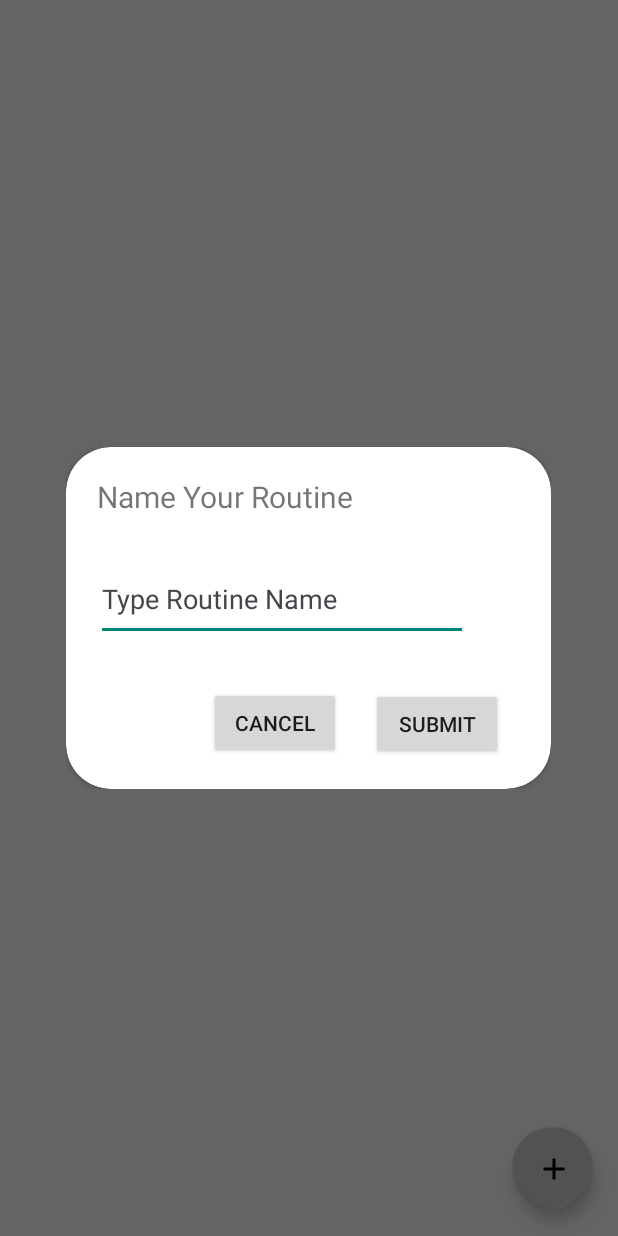
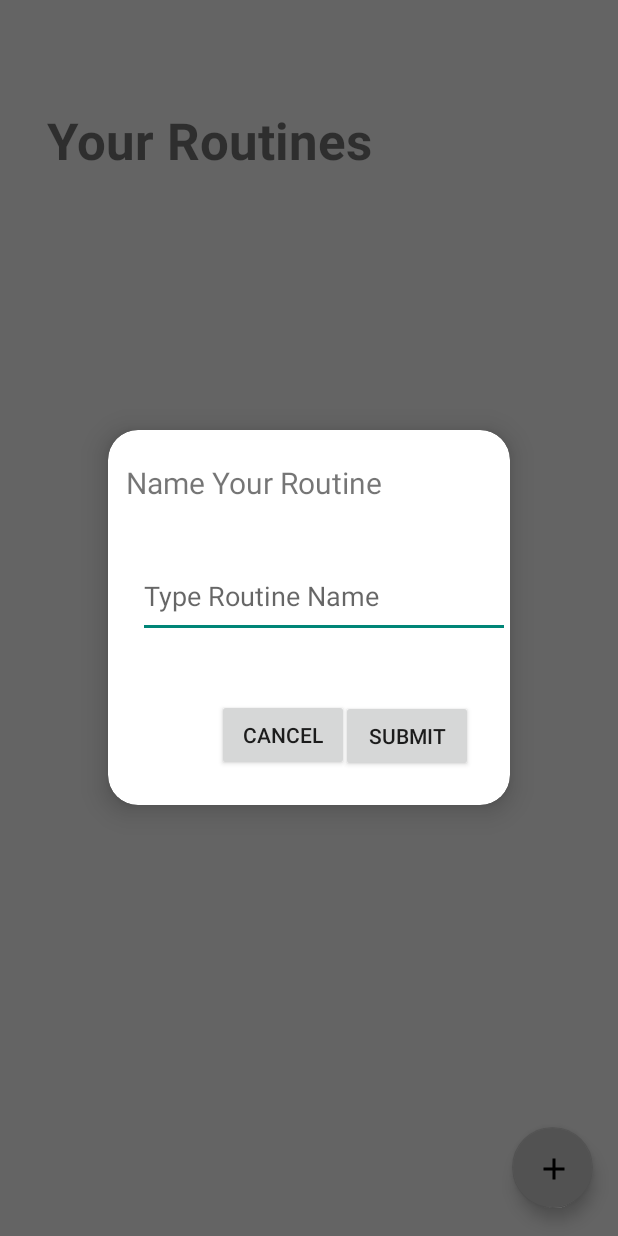
Before and after one commit to jaredw4215/RoutineAppKotlin, an Android app: the screen it shows after launch (MainActivity), after a tap on "RoutineAppAS", on a phone screen of 412 x 824 dp. Run offline under Robolectric (Android 15) with nearby library versions, the phone set to English and light mode, and no system bars.

Commit message:
Fixed compilation error by removing backgroundtint attr in routine_view.xml. Updated exercise_view.xml and routine_view.xml by making their root view a CardView not a ConstraintLayout. Added IDs to ids.xml. Made small updates to the UI.

```diff
--- a/app/build.gradle
+++ b/app/build.gradle
@@ -5,7 +5,7 @@ plugins {
 
 android {
     namespace 'com.example.routineappas'
-    compileSdk 33
+    compileSdk 34
 
     defaultConfig {
         applicationId "com.example.routineappas"
@@ -36,7 +36,7 @@ dependencies {
 
     implementation 'androidx.core:core-ktx:1.12.0'
     implementation 'androidx.appcompat:appcompat:1.6.1'
-    implementation 'com.google.android.material:material:1.10.0'
+    implementation 'com.google.android.material:material:1.11.0'
     implementation 'androidx.constraintlayout:constraintlayout:2.1.4'
     implementation 'androidx.core:core-ktx:1.12.0'
     implementation 'androidx.core:core-ktx:1.12.0'
--- a/app/src/main/AndroidManifest.xml
+++ b/app/src/main/AndroidManifest.xml
@@ -10,7 +10,7 @@
         android:label="@string/app_name"
         android:supportsRtl="true"
         android:theme="@style/Theme.Design.Light.NoActionBar"
-        tools:targetApi="31">
+        tools:targetApi="33">
         <activity
             android:name=".SecondActivity"
             android:exported="false" />
--- a/app/src/main/java/com/example/routineappas/MainActivity.kt
+++ b/app/src/main/java/com/example/routineappas/MainActivity.kt
@@ -24,7 +24,8 @@ class MainActivity : AppCompatActivity() {
         super.onCreate(savedInstanceState)
         setContentView(R.layout.activity_main)
         initMainView()
-    }    private fun addEditPopup(view: RoutineView,rModel: RoutineModel){
+    }
+    private fun addEditPopup(view: RoutineView,rModel: RoutineModel){
         val popup = Dialog(this)
         popup.requestWindowFeature(Window.FEATURE_NO_TITLE)
         popup.setContentView(R.layout.routine_popup_view)
@@ -79,7 +80,7 @@ class MainActivity : AppCompatActivity() {
         val newRoutineView = RoutineView(this)
         val intent = Intent(this, SecondActivity::class.java)
         newRoutineView.name.text = rModel.r_name
-        newRoutineView.card.setOnClickListener {
+        newRoutineView.root.setOnClickListener {
             intent.putExtra("Title",rModel.r_name)
             startActivity(intent)
 
--- a/app/src/main/java/com/example/routineappas/SecondActivity.kt
+++ b/app/src/main/java/com/example/routineappas/SecondActivity.kt
@@ -133,7 +133,7 @@ class SecondActivity : AppCompatActivity() {
         newExerciseView.name.text = eModel.e_name
         newExerciseView.reps.text = eModel.repNum
         newExerciseView.weight.text = eModel.weight
-        newExerciseView.type.text = getString(R.string.lb)
+        newExerciseView.weightType.text = getString(R.string.lb)
         for (x in 0 until eModel.setNum){
             boxNumber++
             addCheckbox(newExerciseView)
--- a/app/src/main/res/layout/activity_main.xml
+++ b/app/src/main/res/layout/activity_main.xml
@@ -25,18 +25,18 @@
 
     <ScrollView
         android:id="@+id/scrollView4"
-        android:layout_width="384dp"
-        android:layout_height="713dp"
+        android:layout_width="372dp"
+        android:layout_height="619dp"
         android:layout_marginStart="1dp"
         android:layout_marginEnd="1dp"
         android:layout_marginBottom="1dp"
         android:contentDescription="@string/appbar_scrolling_view_behavior"
         app:layout_constraintBottom_toBottomOf="parent"
         app:layout_constraintEnd_toEndOf="parent"
-        app:layout_constraintHorizontal_bias="0.477"
+        app:layout_constraintHorizontal_bias="0.516"
         app:layout_constraintStart_toStartOf="parent"
         app:layout_constraintTop_toTopOf="parent"
-        app:layout_constraintVertical_bias="1.0">
+        app:layout_constraintVertical_bias="0.788">
 
         <LinearLayout
             android:id="@+id/mainLinearLayout"
@@ -46,4 +46,21 @@
             android:orientation="vertical" />
     </ScrollView>
 
+    <TextView
+        android:id="@+id/textView"
+        android:layout_width="237dp"
+        android:layout_height="46dp"
+        android:gravity="left"
+        android:text="Your Routines"
+        android:textAlignment="viewStart"
+        android:textSize="34sp"
+        android:textStyle="bold"
+        app:layout_constraintBottom_toTopOf="@+id/scrollView4"
+        app:layout_constraintEnd_toEndOf="parent"
+        app:layout_constraintHorizontal_bias="0.178"
+        app:layout_constraintStart_toStartOf="parent"
+        app:layout_constraintTop_toTopOf="parent"
+        app:layout_constraintVertical_bias="0.619"
+        tools:ignore="HardcodedText,RtlHardcoded,TextSizeCheck" />
+
 </androidx.constraintlayout.widget.ConstraintLayout>
--- a/app/src/main/res/layout/activity_second.xml
+++ b/app/src/main/res/layout/activity_second.xml
@@ -19,8 +19,8 @@
 
     <ScrollView
         android:id="@+id/scrollView2"
-        android:layout_width="395dp"
-        android:layout_height="633dp"
+        android:layout_width="376dp"
+        android:layout_height="634dp"
         android:contentDescription="@string/appbar_scrolling_view_behavior"
         app:layout_constraintBottom_toBottomOf="parent"
         app:layout_constraintEnd_toEndOf="parent"
--- a/app/src/main/res/layout/routine_popup_view.xml
+++ b/app/src/main/res/layout/routine_popup_view.xml
@@ -1,23 +1,15 @@
 <?xml version="1.0" encoding="utf-8"?>
-<androidx.constraintlayout.widget.ConstraintLayout xmlns:android="http://schemas.android.com/apk/res/android"
+<androidx.cardview.widget.CardView xmlns:android="http://schemas.android.com/apk/res/android"
     xmlns:app="http://schemas.android.com/apk/res-auto"
     xmlns:tools="http://schemas.android.com/tools"
     android:id="@+id/popupRoot"
     android:layout_width="match_parent"
-    android:layout_height="match_parent"
+    android:layout_height="250dp"
+    android:layout_gravity="center"
+    android:layout_margin="20dp"
     android:visibility="visible"
-    tools:visibility="visible">
-
-    <androidx.cardview.widget.CardView
-
-        android:id="@+id/ePopupCard"
-        android:layout_width="323dp"
-        android:layout_height="228dp"
-        app:cardCornerRadius="30dp"
-        app:layout_constraintBottom_toBottomOf="parent"
-        app:layout_constraintEnd_toEndOf="parent"
-        app:layout_constraintStart_toStartOf="parent"
-        app:layout_constraintTop_toTopOf="parent">
+    app:cardCornerRadius="20dp"
+    app:cardElevation="10dp">
 
     <androidx.constraintlayout.widget.ConstraintLayout
         android:layout_width="match_parent"
@@ -56,9 +48,6 @@
             android:ems="10"
             android:hint="@string/type_routine_name"
             android:inputType="textPersonName"
-                android:textColorHighlight="@color/material_dynamic_neutral40"
-                android:textColorHint="@color/material_dynamic_neutral30"
-                android:textColorLink="@color/material_dynamic_neutral20"
             app:layout_constraintBottom_toBottomOf="parent"
             app:layout_constraintStart_toStartOf="parent"
             app:layout_constraintTop_toTopOf="parent"
@@ -78,6 +67,5 @@
             app:layout_constraintVertical_bias="0.103"
             tools:ignore="TextSizeCheck" />
     </androidx.constraintlayout.widget.ConstraintLayout>
+
 </androidx.cardview.widget.CardView>
-
-</androidx.constraintlayout.widget.ConstraintLayout>
--- a/build.gradle
+++ b/build.gradle
@@ -1,6 +1,6 @@
 // Top-level build file where you can add configuration options common to all sub-projects/modules.
 plugins {
-    id 'com.android.application' version '8.1.2' apply false
-    id 'com.android.library' version '8.1.2' apply false
+    id 'com.android.application' version '8.2.2' apply false
+    id 'com.android.library' version '8.2.2' apply false
     id 'org.jetbrains.kotlin.android' version '1.8.21' apply false
 }
```
Also changed, not shown: app/src/main/java/com/example/routineappas/ExerciseView.kt (+10 -13 lines), app/src/main/java/com/example/routineappas/RoutineView.kt (+5 -8 lines), app/src/main/res/layout/exercise_view.xml (+20 -44 lines), app/src/main/res/layout/routine_view.xml (+35 -58 lines), app/src/main/res/values/ids.xml (+15 -1 lines), gradle/wrapper/gradle-wrapper.properties. Lines whose indentation alone changed are shown as unchanged.
